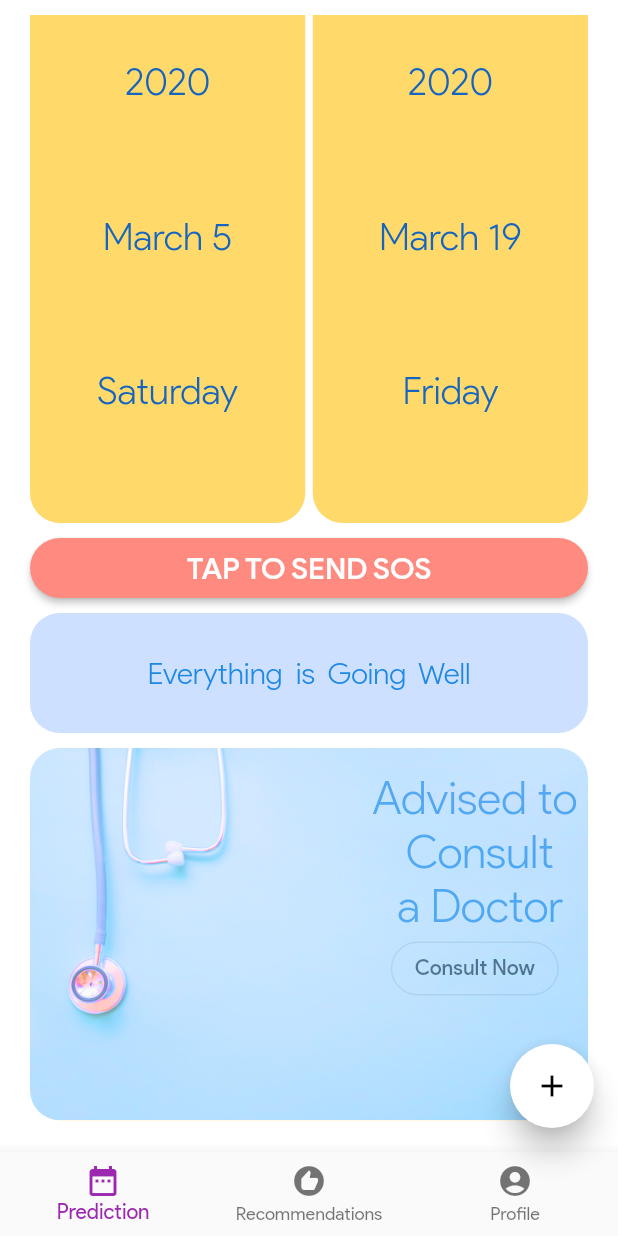
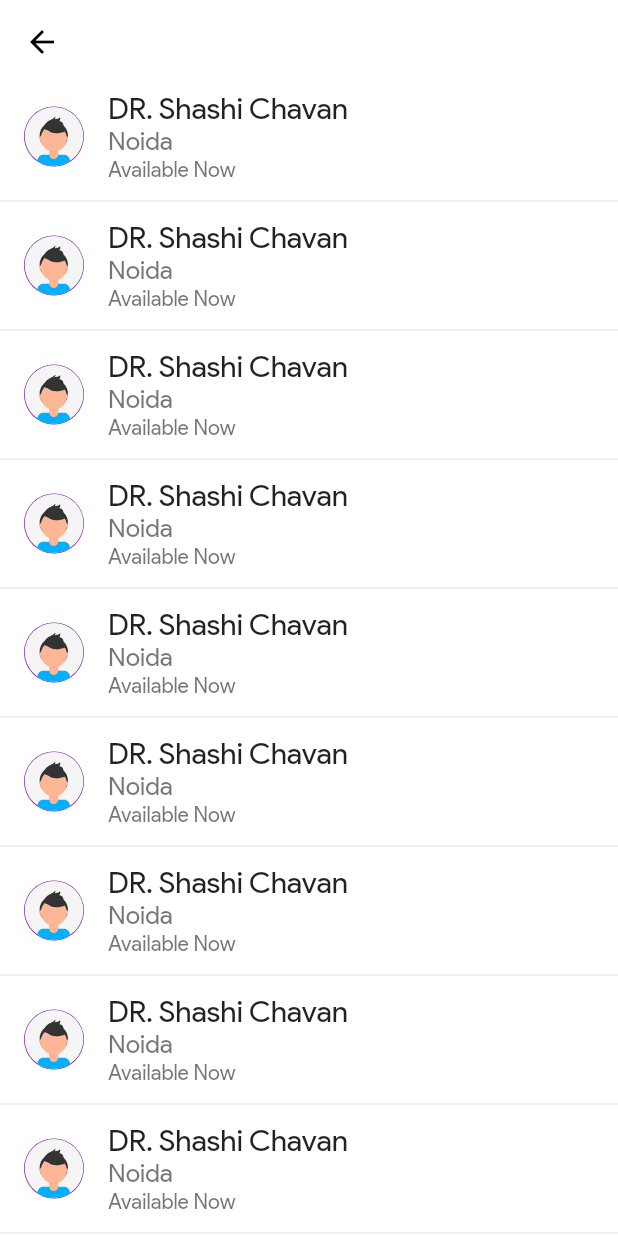
Before and after one commit to Mystic-Trooper/Red-Days, a Flutter app: the screen it shows after launch, scrolled down 467 dp, after a tap on "Consult Now", on a phone screen of 412 x 824 dp. Run offline on Flutter 3.47's test engine with Material 2 defaults, Android fonts, the phone set to English and light mode, and no system bars; our stand-ins replace charts_flutter, cloud_firestore, datetime_picker_formfield, firebase_auth, firebase_core, flutter_icons and 2 more; accounts and stored records are empty.

Commit message:
Doctors List UI added (#57)

```diff
--- /dev/null
+++ b/lib/Screen/DoctorList/doctor_list_screen.dart
@@ -0,0 +1,48 @@
+import 'package:flutter/material.dart';
+import 'package:flutter_svg/flutter_svg.dart';
+import 'package:womenism/Constant/colors.dart';
+
+class DoctorListScreen extends StatelessWidget {
+  static const routeName = 'doctor-list';
+  @override
+  Widget build(BuildContext context) {
+    return SafeArea(
+      child: Scaffold(
+        appBar: AppBar(
+          elevation: 0,
+          backgroundColor: appBarColor,
+        ),
+        body: ListView.builder(
+          itemCount: 10,
+          itemBuilder: (context, index) => Column(
+            children: [
+              ListTile(
+                leading: CircleAvatar(
+                  child: ClipOval(
+                      child: SvgPicture.asset(
+                    "assets/images/profile.svg",
+                  )),
+                ),
+                title: Text(
+                  "DR. Shashi Chavan",
+                  style: TextStyle(fontSize: 20),
+                ),
+                subtitle: Column(
+                  crossAxisAlignment: CrossAxisAlignment.start,
+                  children: [
+                    Text(
+                      "Noida",
+                      style: TextStyle(fontSize: 17),
+                    ),
+                    Text("Available Now"),
+                  ],
+                ),
+              ),
+              Divider(),
+            ],
+          ),
+        ),
+      ),
+    );
+  }
+}
--- a/lib/Screen/Prediction/prediction_screen.dart
+++ b/lib/Screen/Prediction/prediction_screen.dart
@@ -1,4 +1,5 @@
 import 'package:flutter/material.dart';
+import 'package:womenism/Screen/DoctorList/doctor_list_screen.dart';
 import '../../Widgets/predi_s_widget/predi_s_expectedDate.dart';
 import '../../Widgets/predi_s_widget/predi_s_BarGraphTrack.dart';
 import '../../Widgets/predi_s_widget/predi_s_analysis.dart';
@@ -61,6 +62,21 @@ class PredictionScreen extends StatelessWidget {
                 Container(
                   child: Stack(
                     children: [
+                      Opacity(
+                        opacity: 0.5,
+                        child: ClipRRect(
+                          borderRadius: BorderRadius.circular(20.0),
+                          child: ColorFiltered(
+                              colorFilter: ColorFilter.mode(
+                                Colors.amber[400],
+                                BlendMode.saturation,
+                              ),
+                              child: Image.asset(
+                                'assets/images/doctor-s-stethoscope.jpg',
+                                fit: BoxFit.fill,
+                              )),
+                        ),
+                      ),
                       Container(
                         height: 190,
                         alignment: Alignment.bottomRight,
@@ -79,23 +95,13 @@ class PredictionScreen extends StatelessWidget {
                                   fontWeight: FontWeight.w300),
                             ),
                             OutlineButton(
-                                child: Text('Consult Now'), onPressed: () {}),
+                              child: Text('Consult Now'),
+                              onPressed: () {
+                                Navigator.of(context)
+                                    .pushNamed(DoctorListScreen.routeName);
+                              },
+                            ),
                           ],
-                        ),
-                      ),
-                      Opacity(
-                        opacity: 0.5,
-                        child: ClipRRect(
-                          borderRadius: BorderRadius.circular(20.0),
-                          child: ColorFiltered(
-                              colorFilter: ColorFilter.mode(
-                                Colors.amber[400],
-                                BlendMode.saturation,
-                              ),
-                              child: Image.asset(
-                                'assets/images/doctor-s-stethoscope.jpg',
-                                fit: BoxFit.fill,
-                              )),
                         ),
                       ),
                     ],
--- a/lib/main_properties/routs.dart
+++ b/lib/main_properties/routs.dart
@@ -1,5 +1,6 @@
 import 'package:flutter/material.dart';
-import 'package:womenism/Screen/Profile/add_emergency_doctor.dart';
+import '../Screen/DoctorList/doctor_list_screen.dart';
+import '../Screen/Profile/add_emergency_doctor.dart';
 import '../Screen/Profile/modify_entries_screen.dart';
 import '../Screen/NewPeriod/add_period_screen.dart';
 import '../Screen/login/create.dart';
@@ -29,4 +30,7 @@ Map<String, Widget Function(BuildContext)> routeTable = {
   AddEmergencyDoctor.routeName: (ctx) {
     return AddEmergencyDoctor();
   },
+  DoctorListScreen.routeName: (ctx) {
+    return DoctorListScreen();
+  },
 };
```
